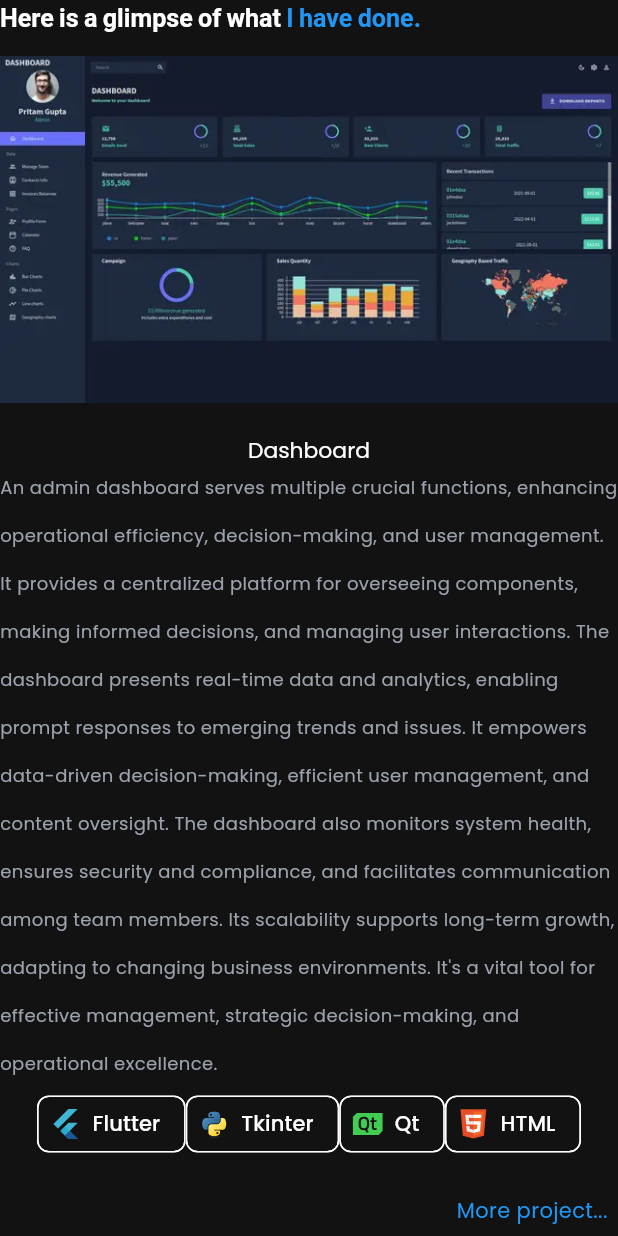
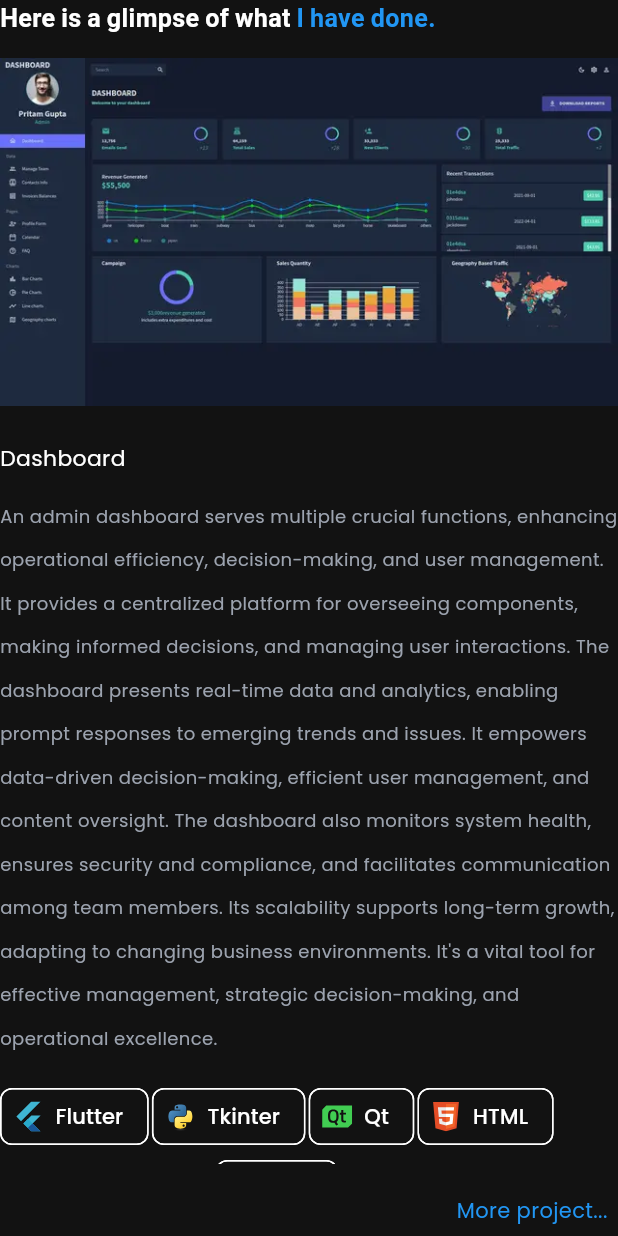
Before and after one commit to pytw/portfolio, a Flutter app: the ProjectSection widget shown alone on an empty page, opened directly, on a phone screen of 412 x 824 dp. Run offline on Flutter 3.47's test engine with Material 3 defaults, Android fonts, the phone set to English and light mode, and no system bars; our stand-ins replace firebase_core, flutter_screenutil, flutter_svg, font_awesome_flutter, go_router, google_fonts and 1 more; missing offline and left inert: dart:html; accounts and stored records are empty; statements that could not run were skipped.

Commit message:
project section complete

```diff
--- a/lib/screens/sections/project_section.dart
+++ b/lib/screens/sections/project_section.dart
@@ -3,9 +3,27 @@ import 'package:flutter_screenutil/flutter_screenutil.dart';
 import 'package:flutter_svg/flutter_svg.dart';
 import 'package:portfolio_website/animations/slide_in_animation.dart';
 import 'package:portfolio_website/helpers/responsive_helper.dart';
-import 'package:portfolio_website/theme/theme.dart';
 import 'package:portfolio_website/widgets/custom_button.dart';
 import 'package:portfolio_website/widgets/custom_header.dart';
+
+double textHeight = 3.2.h;
+double letterSpace = 1.2.w;
+
+// mobile
+double mSmallSpaceHeight = 18.h;
+double mLargeSpaceHeight = 32.h;
+
+double mHeadingFontSize = 78.sp;
+double mSubHeadingFontSize = 68.sp;
+double mBodyFontSize = 56.sp;
+
+// desktop
+double dSmallSpaceHeight = 32.h;
+double dLargeSpaceWidth = 48.w;
+
+double dHeadingFontSize = 36.sp;
+double dSubHeadingFontSize = 24.sp;
+double dBodyFontSize = 20.sp;
 
 class ProjectSection extends StatelessWidget {
   const ProjectSection({super.key});
@@ -13,6 +31,10 @@ class ProjectSection extends StatelessWidget {
   @override
   Widget build(BuildContext context) {
     final ScreenType screenType = getScreenType(context);
+
+    double spaceHeight = screenType==ScreenType.mobile?mSmallSpaceHeight:dSmallSpaceHeight;
+    double headingFontSize = screenType==ScreenType.mobile?mHeadingFontSize:dHeadingFontSize;
+
     return LayoutBuilder(
       builder: (context, constraints) => SizedBox(
         width: double.infinity,
@@ -24,13 +46,15 @@ class ProjectSection extends StatelessWidget {
               titleColor: Theme.of(context).colorScheme.onPrimary,
               subtitleText: 'I have done.',
               subtitleColor: Theme.of(context).primaryColor,
-              headingFontSize: screenType==ScreenType.mobile?78.sp:42.sp,
+              headingFontSize: headingFontSize,
+              titleLetterSpacing: letterSpace,
+              subTitleLetterSpacing: letterSpace,
             ),
-            SizedBox(height: screenType==ScreenType.mobile?16.h:28.h),
+            SizedBox(height: spaceHeight),
             screenType == ScreenType.mobile
                 ? const ProjectSectionMobile()
                 : const ProjectSectionDesktop(),
-            SizedBox(height: screenType==ScreenType.mobile?16.h:28.h),
+            SizedBox(height: spaceHeight),
             Align(
               alignment: Alignment.topRight,
               child: CustomButton(
@@ -57,22 +81,18 @@ class ProjectSectionDesktop extends StatelessWidget {
   Widget build(BuildContext context) {
     ProjectDetail project = _singleProject();
 
-    double bodyFontSize = 20.sp;
-    double mediumHeadingFontSize = 28.sp;
-
     return Expanded(
       child: Row(
         crossAxisAlignment: CrossAxisAlignment.stretch,
         children: [
-          _buildSvgImage(project),
-          SizedBox(width: AppSizes.largeSpaceBtwItems.w),
+          _buildImage(project),
+          SizedBox(width: dLargeSpaceWidth),
           Expanded(
             flex: 1,
             child: CustomAnimation(
               animationType: AnimationType.scale,
               child: SingleChildScrollView(
-                child: _buildWrapTexts(
-                    project, context, mediumHeadingFontSize, bodyFontSize),
+                child: _buildWrapTexts(context, project),
               ),
             ),
           ),
@@ -89,25 +109,21 @@ class ProjectSectionMobile extends StatelessWidget {
   Widget build(BuildContext context) {
     ProjectDetail project = _singleProject();
 
-    double bodyFontSize = 56.sp;
-    double mediumHeadingFontSize = 68.sp;
-
     return Expanded(
       child: Column(
         children: [
           Row(
             children: [
-              _buildSvgImage(project),
+              _buildImage(project),
             ],
           ),
-          SizedBox(height: 28.h,),
+          SizedBox(height: mLargeSpaceHeight),
           Expanded(
             flex: 2,
             child: CustomAnimation(
               animationType: AnimationType.scale,
               child: SingleChildScrollView(
-                child: _buildWrapTexts(
-                    project, context, mediumHeadingFontSize, bodyFontSize),
+                child: _buildWrapTexts(context, project),
               ),
             ),
           ),
@@ -115,6 +131,76 @@ class ProjectSectionMobile extends StatelessWidget {
       ),
     );
   }
+}
+
+Column _buildWrapTexts(BuildContext context, ProjectDetail project) {
+  ScreenType screenType = getScreenType(context);
+
+  double spaceHeight = mSmallSpaceHeight;
+
+  double subHeadingFontSize = screenType==ScreenType.mobile?mSubHeadingFontSize:dSubHeadingFontSize;
+  double bodyFontSize = screenType==ScreenType.mobile?mBodyFontSize:dBodyFontSize;
+
+  return Column(
+    mainAxisAlignment: MainAxisAlignment.start,
+    crossAxisAlignment: CrossAxisAlignment.start,
+    children: [
+      Text(
+          project.title,
+          style: TextStyle(
+            fontSize: subHeadingFontSize,
+            letterSpacing: letterSpace,
+          )
+      ),
+      SizedBox(height: spaceHeight),
+      Text(
+          project.overView,
+          style: TextStyle(
+            color: Theme.of(context).colorScheme.onSecondary,
+            fontSize: bodyFontSize,
+            letterSpacing: letterSpace,
+            height: textHeight,
+          )
+      ),
+      SizedBox(height: spaceHeight),
+      _buildWrapChipSvgImage(project),
+    ],
+  );
+}
+
+Wrap _buildWrapChipSvgImage(ProjectDetail project) {
+  return Wrap(
+    spacing: 10.w,
+
+    alignment: WrapAlignment.spaceEvenly,
+    runAlignment: WrapAlignment.center,
+    crossAxisAlignment: WrapCrossAlignment.center,
+
+    children: project.skills.map((skill) {
+      return Chip(
+        label: Text(skill.name),
+        avatar: SvgPicture.asset(
+          skill.iconPath,
+          fit: BoxFit.cover,
+        ),
+      );
+    }).toList(),
+  );
+}
+
+Expanded _buildImage(ProjectDetail project) {
+  return Expanded(
+    flex: 1,
+    child: CustomAnimation(
+      animationType: AnimationType.scale,
+      child: FittedBox(
+        child: Image.asset(
+          project.imagePath,
+          fit: BoxFit.contain,
+        ),
+      ),
+    ),
+  );
 }
 
 ProjectDetail _singleProject() {
@@ -151,56 +237,3 @@ class TechnicalSkill {
 
   TechnicalSkill(this.name, this.iconPath);
 }
-
-Column _buildWrapTexts(ProjectDetail project, BuildContext context,
-    double mediumHeadingFontSize, double bodyFontSize) {
-  return Column(
-    children: [
-      Text(
-        project.title,
-        style: Theme.of(context).textTheme.headlineSmall!.copyWith(
-              fontSize: mediumHeadingFontSize,
-            ),
-      ),
-      Text(
-        project.overView,
-        style: Theme.of(context).textTheme.bodyLarge!.copyWith(
-              height: AppSizes.lineHeightLarge.h,
-              letterSpacing: AppSizes.letterSpacingLarge.w,
-              color: Theme.of(context).colorScheme.onSecondary,
-              fontSize: bodyFontSize,
-            ),
-      ),
-      _buildWrapChipSvgImage(project),
-    ],
-  );
-}
-
-Wrap _buildWrapChipSvgImage(ProjectDetail project) {
-  return Wrap(
-    children: project.skills.map((skill) {
-      return Chip(
-        label: Text(skill.name),
-        avatar: SvgPicture.asset(
-          skill.iconPath,
-          fit: BoxFit.cover,
-        ),
-      );
-    }).toList(),
-  );
-}
-
-Expanded _buildSvgImage(ProjectDetail project) {
-  return Expanded(
-    flex: 1,
-    child: CustomAnimation(
-      animationType: AnimationType.scale,
-      child: FittedBox(
-        child: Image.asset(
-          project.imagePath,
-          fit: BoxFit.contain,
-        ),
-      ),
-    ),
-  );
-}
```
